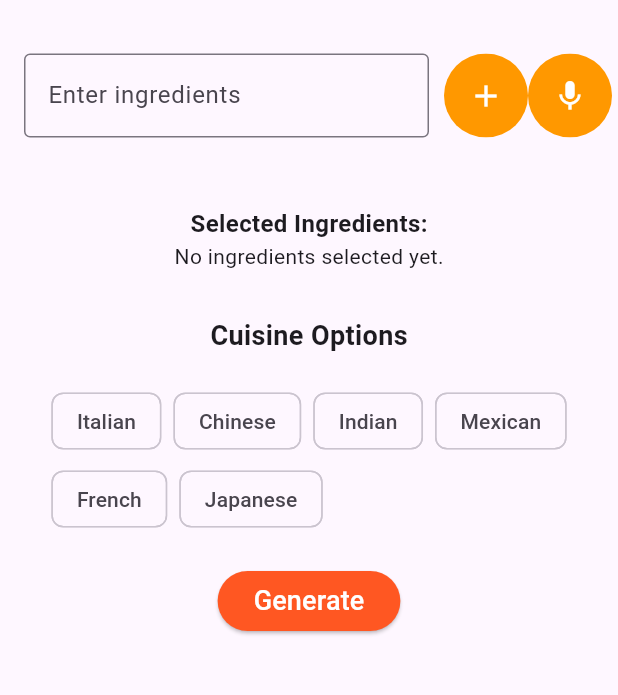
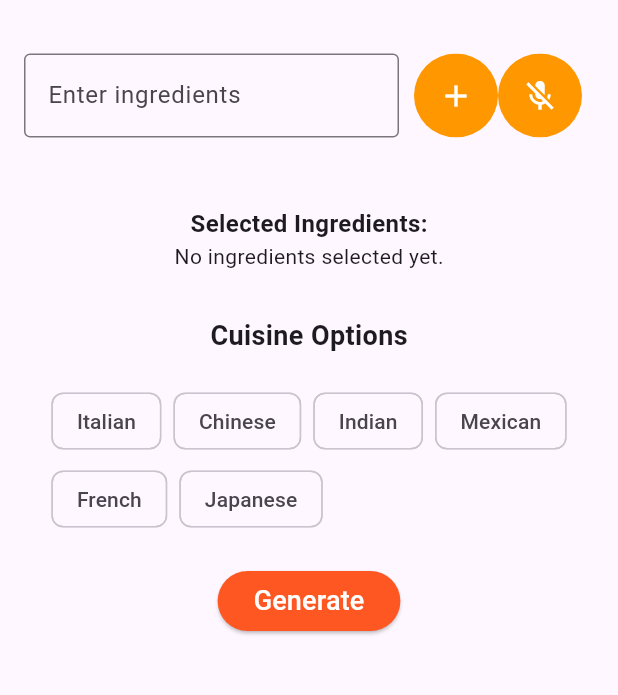
Before and after one commit to SubramanyaKS/recipe-generator-mobile, a Flutter app: the HomeScreen screen opened directly, after a tap on the "add" icon, on a phone screen of 412 x 824 dp, the part 161-856 px from its top. Run offline on Flutter 3.47's test engine with Material 3 defaults, Android fonts, the phone set to English and light mode, and no system bars; our stand-ins replace dio, firebase_auth, firebase_core, flutter_dotenv, speech_to_text; accounts and stored records are empty.

Commit message:
Added coice input feature

```diff
--- /dev/null
+++ b/lib/src/components/button_icon.dart
@@ -0,0 +1,26 @@
+import 'package:flutter/material.dart';
+
+class ButtonIcon extends StatelessWidget {
+  const ButtonIcon({super.key, required this.onPress, this.backgroundColor, this.foregroundColor, required this.icon, required this.width, required this.height});
+
+  final VoidCallback onPress;
+  final Color? backgroundColor;
+  final Color? foregroundColor;
+  final IconData icon;
+  final double width;
+  final double height;
+
+  @override
+  Widget build(BuildContext context) {
+    return ClipOval(
+      child: Material(
+        color: backgroundColor?? Colors.grey, // Button color
+        child: InkWell(
+          splashColor: Colors.red, // Splash color
+          onTap:  onPress,
+          child: SizedBox(width: width, height: height, child: Icon(icon,color: foregroundColor!=null?foregroundColor:Colors.grey.shade200,)),
+        ),
+      ),
+    );
+  }
+}
--- a/lib/src/screens/forgotpassword_screen.dart
+++ b/lib/src/screens/forgotpassword_screen.dart
@@ -1,5 +1,4 @@
 import 'package:flutter/material.dart';
-import 'package:recipe_generator_mobile/src/components/bottom_card.dart';
 import 'package:recipe_generator_mobile/src/components/gradient_background.dart';
 import 'package:recipe_generator_mobile/src/screens/auth_screen.dart';
 import 'package:recipe_generator_mobile/src/services/auth.dart';
--- a/lib/src/screens/home_screen.dart
+++ b/lib/src/screens/home_screen.dart
@@ -1,8 +1,10 @@
 import 'package:flutter/material.dart';
 import 'package:provider/provider.dart';
+import 'package:recipe_generator_mobile/src/components/button_icon.dart';
 import 'package:recipe_generator_mobile/src/components/cusine_options.dart';
 import 'package:recipe_generator_mobile/src/components/display_recipe_screen.dart';
 import 'package:recipe_generator_mobile/src/provider/recipe_provider.dart';
+import 'package:recipe_generator_mobile/src/services/speech.dart';
 
 
 class HomeScreen extends StatefulWidget {
@@ -14,6 +16,36 @@ class HomeScreen extends StatefulWidget {
 
 class _HomeScreenState extends State<HomeScreen> {
   final TextEditingController _textController = TextEditingController();
+  final SpeechService _speechService = SpeechService();
+
+  @override
+  void initState() {
+    super.initState();
+    _speechService.onResult = (result) {
+      setState(() {
+        _textController.text = result;
+      });
+    };
+    _speechService.onError = (err) {
+      print("Speech error: $err");
+    };
+    _speechService.onStatus = (status) {
+      print("Speech status: $status");
+      // setState(() {});
+    };
+    _speechService.initSpeech();
+  }
+
+  void _toggleListening() {
+    if (_speechService.isListening) {
+      _speechService.stopListening();
+    } else {
+      _speechService.startListening();
+    }
+    setState(() {}); // To update mic icon
+  }
+
+
   @override
   Widget build(BuildContext context) {
     final recipeProvider = Provider.of<RecipeProvider>(context);
@@ -23,7 +55,9 @@ class _HomeScreenState extends State<HomeScreen> {
           backgroundColor: Colors.orange,
         ),
         body: SafeArea(
+            child: SingleChildScrollView(
               child: Column(
+                mainAxisSize: MainAxisSize.min,
                         children: [
               const SizedBox(height: 20),
               Text(
@@ -37,7 +71,7 @@ class _HomeScreenState extends State<HomeScreen> {
                   mainAxisAlignment: MainAxisAlignment.start,
                   children: [
                     SizedBox(
-                    width: 270,
+                      width: 250,
                       child: TextField(
                         controller: _textController,
                         decoration: InputDecoration(
@@ -47,36 +81,14 @@ class _HomeScreenState extends State<HomeScreen> {
                       ),
                     ),
                     SizedBox(width: 10,),
-                  ClipOval(
-                    child: Material(
-                      color: Colors.orange, // Button color
-                      child: InkWell(
-                        splashColor: Colors.red, // Splash color
-                        onTap: () {
+                    ButtonIcon(onPress: () {
                       if(_textController.text.trim().isNotEmpty) {
                         recipeProvider.addIngredient(_textController.text.trim());
                         _textController.clear();
                       }
-                        },
-                        child: SizedBox(width: 56, height: 56, child: Icon(Icons.add,color: Colors.white,)),
-                      ),
-                    ),
-                  ),
-                  ClipOval(
-                    child: Material(
-                      color: Colors.orange, // Button color
-                      child: InkWell(
-                        splashColor: Colors.red, // Splash color
-                        onTap: () {
-                          if(_textController.text.trim().isNotEmpty) {
-                            recipeProvider.addIngredient(_textController.text.trim());
-                            _textController.clear();
-                          }
-                        },
-                        child: SizedBox(width: 56, height: 56, child: Icon(Icons.mic,color: Colors.white,)),
-                      ),
-                    ),
-                  )
+                    }, icon: Icons.add, width: 56, height: 56,foregroundColor: Colors.white,backgroundColor: Colors.orange,),
+
+                    ButtonIcon(onPress: _toggleListening, icon: _speechService.isListening ? Icons.mic : Icons.mic_off,foregroundColor: Colors.white, backgroundColor: Colors.orange, width: 56, height: 56),
                   ],
                 ),
               ),
@@ -133,11 +145,11 @@ class _HomeScreenState extends State<HomeScreen> {
               ),
 
               recipeProvider.recipe.trim().isNotEmpty
-                ? Expanded(
-                    child: DisplayRecipeScreen(recipe: recipeProvider.recipe))
+                  ? DisplayRecipeScreen(recipe: recipeProvider.recipe)
                   : SizedBox.shrink(),
               // Spacer(),
                         ],
+                      ),
             )));
   }
 }
--- /dev/null
+++ b/lib/src/services/speech.dart
@@ -0,0 +1,60 @@
+import 'package:speech_to_text/speech_to_text.dart';
+
+class SpeechService {
+  final SpeechToText _speechToText = SpeechToText();
+  bool _isAvailable = false;
+  bool _isListening = false;
+
+  Function(String text)? onResult;
+  Function(String error)? onError;
+  Function(String status)? onStatus;
+
+  bool get isListening => _isListening;
+  bool get isAvailable => _isAvailable;
+
+  Future<void> initSpeech() async {
+    _isAvailable = await _speechToText.initialize(
+      onError: (val) {
+        _isListening = false;
+        if (onError != null) onError!(val.errorMsg);
+      },
+      onStatus: (val) {
+        if (val == 'done' || val == 'notListening') {
+          _isListening = false;
+        }
+        if (onStatus != null) onStatus!(val);
+      },
+    );
+  }
+
+  void startListening() {
+    if (!_isAvailable || _isListening) return;
+    _isListening=true;
+
+    _speechToText.listen(
+      onResult: (val) {
+        _isListening = true;
+        if (onResult != null) onResult!(val.recognizedWords);
+      },
+      listenFor: const Duration(seconds: 30), // Max duration
+      pauseFor: const Duration(seconds: 5),   // Auto-stop after 3s of silence
+      partialResults: false, // Set to false if you only want final results
+      cancelOnError: true,
+      listenMode: ListenMode.confirmation,
+    );
+  }
+
+  void stopListening() {
+    if (_isListening) {
+      _speechToText.stop();
+      _isListening = false;
+    }
+  }
+
+  void cancelListening() {
+    if (_isListening) {
+      _speechToText.cancel();
+      _isListening = false;
+    }
+  }
+}
--- a/pubspec.yaml
+++ b/pubspec.yaml
@@ -39,6 +39,7 @@ dependencies:
   flutter_dotenv: ^5.2.1
   firebase_core: ^3.15.0
   firebase_auth: ^5.6.1
+  speech_to_text: ^7.1.0
 
 dev_dependencies:
   flutter_test:
```
Also changed, not shown: lib/src/components/display_recipe_screen.dart (+17 -18 lines), pubspec.lock, 2 other files. Lines whose indentation alone changed are shown as unchanged.
